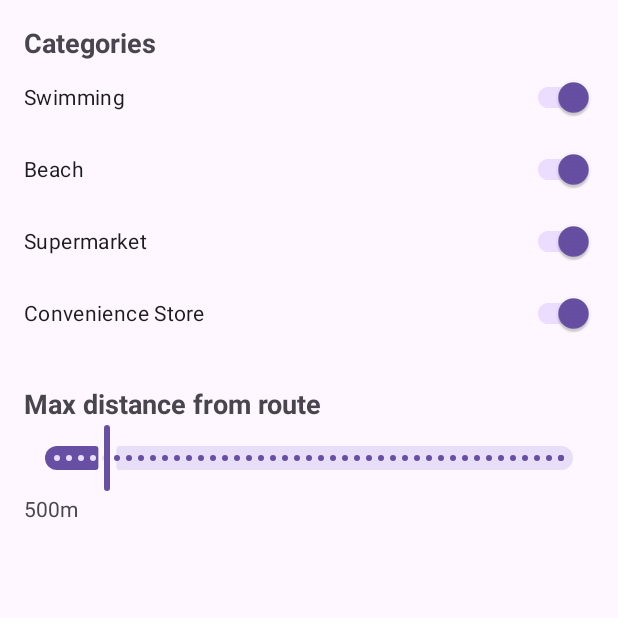
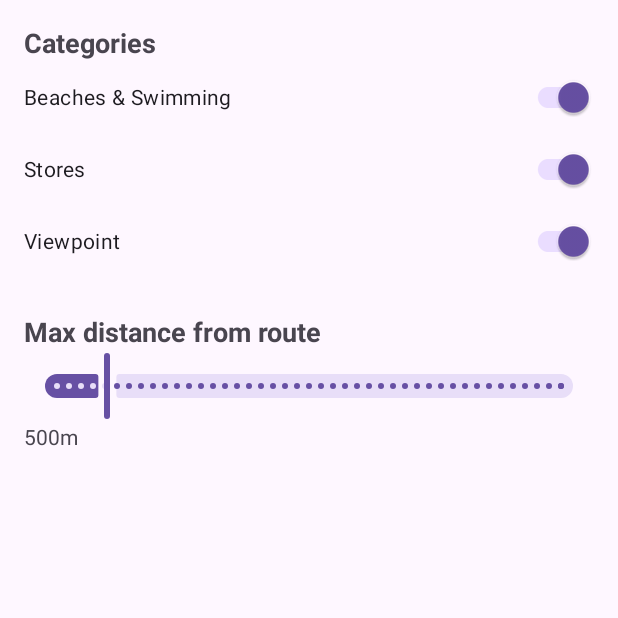
Before and after one commit to masiina/karoo-poi-app, an Android app: the screen it shows after launch (SettingsActivity), on a phone screen of 412 x 824 dp, the top half of it. Run offline under Robolectric (Android 15) with nearby library versions, the light colour scheme and no system bars.

Commit message:
Add viewpoints POI category and Next Viewpoints data field
Add tourism=viewpoint OSM tag to the build pipeline and a new viewpoint
category throughout the app: new ViewpointDataType custom field, state
flows and preference toggle in PoiStateManager, map symbol wiring, and
settings UI. Also consolidate the four per-category settings toggles
into two grouped switches (Beaches & Swimming, Stores) and bump
extension/app versions to 1.2.

```diff
--- a/app/build.gradle.kts
+++ b/app/build.gradle.kts
@@ -12,8 +12,8 @@ android {
         applicationId = "com.karoopoi"
         minSdk = 26
         targetSdk = 34
-        versionCode = 2
-        versionName = "1.1"
+        versionCode = 3
+        versionName = "1.2"
         testInstrumentationRunner = "androidx.test.runner.AndroidJUnitRunner"
     }
 
--- a/app/src/main/java/com/karoopoi/prefs/PoiPreferences.kt
+++ b/app/src/main/java/com/karoopoi/prefs/PoiPreferences.kt
@@ -23,29 +23,25 @@ object PoiPreferences {
 class PoiPreferencesImpl private constructor(val dataStore: DataStore<Preferences>) {
     constructor(context: Context) : this(context.dataStore)
 
-    val categorySwimming: Flow<Boolean> = dataStore.data.map { it[SWIMMING] ?: true }
-    val categoryBeach: Flow<Boolean> = dataStore.data.map { it[BEACH] ?: true }
-    val categorySupermarket: Flow<Boolean> = dataStore.data.map { it[SUPERMARKET] ?: true }
-    val categoryConvenience: Flow<Boolean> = dataStore.data.map { it[CONVENIENCE] ?: true }
+    val categoryBeachesSwimming: Flow<Boolean> = dataStore.data.map { it[BEACHES_SWIMMING] ?: true }
+    val categoryStores: Flow<Boolean> = dataStore.data.map { it[STORES] ?: true }
+    val categoryViewpoint: Flow<Boolean> = dataStore.data.map { it[VIEWPOINT] ?: true }
     val thresholdMeters: Flow<Int> = dataStore.data.map { it[THRESHOLD] ?: 500 }
 
-    suspend fun setSwimming(value: Boolean) { dataStore.edit { it[SWIMMING] = value } }
-    suspend fun setBeach(value: Boolean) { dataStore.edit { it[BEACH] = value } }
-    suspend fun setSupermarket(value: Boolean) { dataStore.edit { it[SUPERMARKET] = value } }
-    suspend fun setConvenience(value: Boolean) { dataStore.edit { it[CONVENIENCE] = value } }
+    suspend fun setBeachesSwimming(value: Boolean) { dataStore.edit { it[BEACHES_SWIMMING] = value } }
+    suspend fun setStores(value: Boolean) { dataStore.edit { it[STORES] = value } }
+    suspend fun setViewpoint(value: Boolean) { dataStore.edit { it[VIEWPOINT] = value } }
     suspend fun setThreshold(value: Int) { dataStore.edit { it[THRESHOLD] = value } }
 
     companion object {
-        val SWIMMING_KEY = booleanPreferencesKey("category_swimming")
-        val BEACH_KEY = booleanPreferencesKey("category_beach")
-        val SUPERMARKET_KEY = booleanPreferencesKey("category_supermarket")
-        val CONVENIENCE_KEY = booleanPreferencesKey("category_convenience")
+        val BEACHES_SWIMMING_KEY = booleanPreferencesKey("category_beaches_swimming")
+        val STORES_KEY = booleanPreferencesKey("category_stores")
+        val VIEWPOINT_KEY = booleanPreferencesKey("category_viewpoint")
         val THRESHOLD_KEY = intPreferencesKey("threshold_meters")
 
-        private val SWIMMING = SWIMMING_KEY
-        private val BEACH = BEACH_KEY
-        private val SUPERMARKET = SUPERMARKET_KEY
-        private val CONVENIENCE = CONVENIENCE_KEY
+        private val BEACHES_SWIMMING = BEACHES_SWIMMING_KEY
+        private val STORES = STORES_KEY
+        private val VIEWPOINT = VIEWPOINT_KEY
         private val THRESHOLD = THRESHOLD_KEY
     }
 }
--- a/app/src/main/java/com/karoopoi/ui/SettingsActivity.kt
+++ b/app/src/main/java/com/karoopoi/ui/SettingsActivity.kt
@@ -21,24 +21,19 @@ class SettingsActivity : AppCompatActivity() {
         prefs = PoiPreferences.getInstance(this)
 
         bindSwitch(
-            switch = findViewById(R.id.swim_switch),
-            flow = prefs.categorySwimming,
-            setter = { prefs.setSwimming(it) }
+            switch = findViewById(R.id.beaches_swimming_switch),
+            flow = prefs.categoryBeachesSwimming,
+            setter = { prefs.setBeachesSwimming(it) }
         )
         bindSwitch(
-            switch = findViewById(R.id.beach_switch),
-            flow = prefs.categoryBeach,
-            setter = { prefs.setBeach(it) }
+            switch = findViewById(R.id.stores_switch),
+            flow = prefs.categoryStores,
+            setter = { prefs.setStores(it) }
         )
         bindSwitch(
-            switch = findViewById(R.id.supermarket_switch),
-            flow = prefs.categorySupermarket,
-            setter = { prefs.setSupermarket(it) }
-        )
-        bindSwitch(
-            switch = findViewById(R.id.convenience_switch),
-            flow = prefs.categoryConvenience,
-            setter = { prefs.setConvenience(it) }
+            switch = findViewById(R.id.viewpoint_switch),
+            flow = prefs.categoryViewpoint,
+            setter = { prefs.setViewpoint(it) }
         )
 
         val thresholdSlider = findViewById<Slider>(R.id.threshold_slider)
--- a/app/src/main/res/layout/activity_settings.xml
+++ b/app/src/main/res/layout/activity_settings.xml
@@ -13,28 +13,22 @@
         android:textSize="18sp" />
 
     <com.google.android.material.switchmaterial.SwitchMaterial
-        android:id="@+id/swim_switch"
+        android:id="@+id/beaches_swimming_switch"
         android:layout_width="match_parent"
         android:layout_height="wrap_content"
-        android:text="Swimming" />
+        android:text="@string/category_beaches_swimming" />
 
     <com.google.android.material.switchmaterial.SwitchMaterial
-        android:id="@+id/beach_switch"
+        android:id="@+id/stores_switch"
         android:layout_width="match_parent"
         android:layout_height="wrap_content"
-        android:text="Beach" />
+        android:text="@string/category_stores" />
 
     <com.google.android.material.switchmaterial.SwitchMaterial
-        android:id="@+id/supermarket_switch"
+        android:id="@+id/viewpoint_switch"
         android:layout_width="match_parent"
         android:layout_height="wrap_content"
-        android:text="@string/category_supermarket" />
-
-    <com.google.android.material.switchmaterial.SwitchMaterial
-        android:id="@+id/convenience_switch"
-        android:layout_width="match_parent"
-        android:layout_height="wrap_content"
-        android:text="@string/category_convenience" />
+        android:text="@string/category_viewpoint" />
 
     <TextView
         android:layout_width="wrap_content"
--- a/app/src/main/res/values/strings.xml
+++ b/app/src/main/res/values/strings.xml
@@ -5,6 +5,11 @@
     <string name="next_beaches_desc">Shows upcoming swimming and beach POIs ahead on the route</string>
     <string name="next_stores_name">Next Stores</string>
     <string name="next_stores_desc">Shows upcoming supermarket and convenience store POIs ahead on the route</string>
+    <string name="next_viewpoints_name">Next Viewpoints</string>
+    <string name="next_viewpoints_desc">Shows upcoming scenic viewpoint POIs ahead on the route</string>
     <string name="category_supermarket">Supermarket</string>
     <string name="category_convenience">Convenience Store</string>
+    <string name="category_beaches_swimming">Beaches &amp; Swimming</string>
+    <string name="category_stores">Stores</string>
+    <string name="category_viewpoint">Viewpoint</string>
 </resources>
--- a/app/src/main/res/xml/extension_info.xml
+++ b/app/src/main/res/xml/extension_info.xml
@@ -17,4 +17,10 @@
         displayName="@string/next_stores_name"
         graphical="true"
         icon="@drawable/ic_launcher_foreground" />
+    <DataType
+        typeId="next_viewpoints"
+        description="@string/next_viewpoints_desc"
+        displayName="@string/next_viewpoints_name"
+        graphical="true"
+        icon="@drawable/ic_launcher_foreground" />
 </ExtensionInfo>
```
Also changed, not shown: app/src/main/java/com/karoopoi/extension/PoiExtension.kt (+7 -5 lines), app/src/main/java/com/karoopoi/extension/PoiStateManager.kt (+56 -34 lines), app/src/main/java/com/karoopoi/extension/ViewpointDataType.kt (added, +9 -0 lines), 3 other files.
